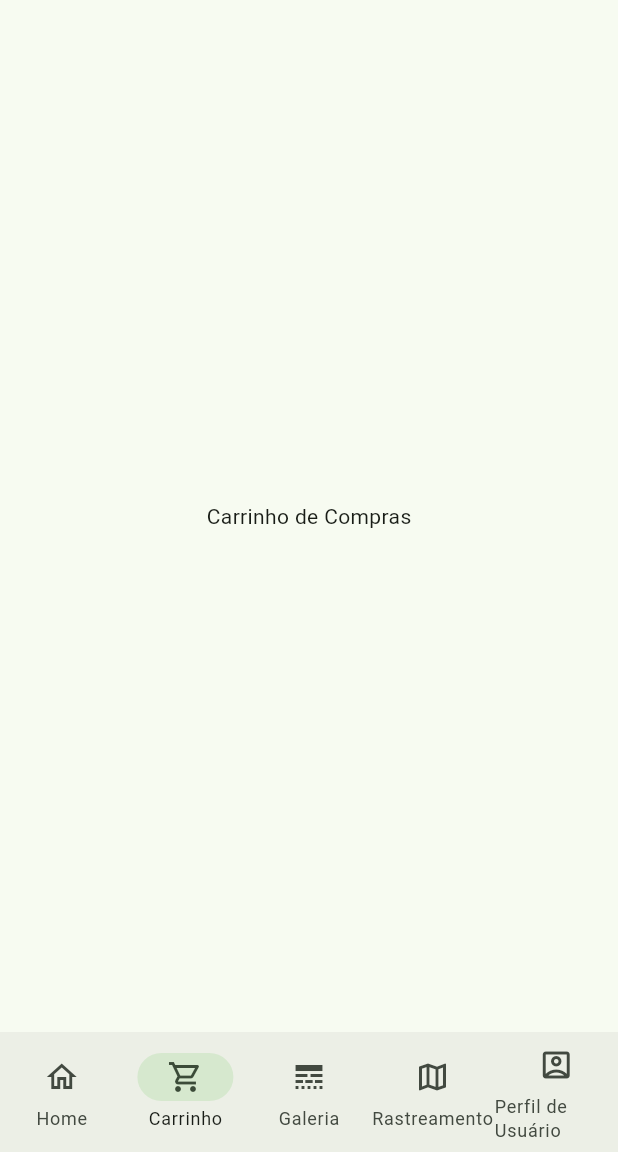
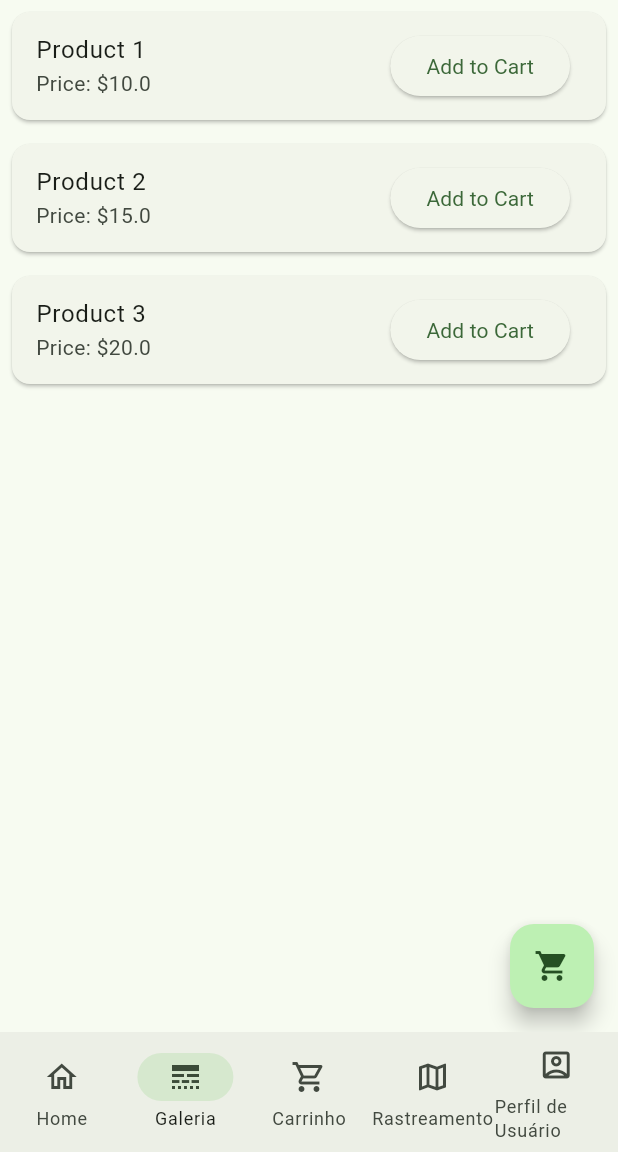
Before and after one commit to movingGreen/aula_Flutter, a Flutter app: the MainPage screen opened by its route, item 2 of the bottom bar chosen, on a phone screen of 412 x 824 dp, the part 84-1236 px from its top. Run offline on Flutter 3.47's test engine with Material 3 defaults, Android fonts, the phone set to English and light mode, and no system bars; our stand-ins replace cloud_firestore, firebase_auth, firebase_core, flutter_map, geolocator, latlong2; accounts and stored records are empty.

Commit message:
montando carrinho

```diff
--- /dev/null
+++ b/lib/pages/galeria/galeria_page.dart
@@ -0,0 +1,104 @@
+import 'package:flutter/material.dart';
+
+class Product {
+  final String name;
+  final double price;
+
+  Product({required this.name, required this.price});
+}
+
+class GaleriaPage extends StatefulWidget {
+  const GaleriaPage({Key? key}) : super(key: key);
+
+  @override
+  _GaleriaPageState createState() => _GaleriaPageState();
+}
+
+class _GaleriaPageState extends State<GaleriaPage> {
+  List<Product> _cartItems = [];
+
+  List<Product> _products = [
+    Product(name: 'Product 1', price: 10.0),
+    Product(name: 'Product 2', price: 15.0),
+    Product(name: 'Product 3', price: 20.0),
+    // Add more products as needed
+  ];
+
+  @override
+  Widget build(BuildContext context) {
+    return Scaffold(
+      body: ListView.builder(
+        itemCount: _products.length,
+        itemBuilder: (context, index) {
+          Product product = _products[index];
+          return Card(
+            margin: const EdgeInsets.all(8.0),
+            child: ListTile(
+              title: Text(product.name),
+              subtitle: Text('Price: \$${product.price}'),
+              trailing: ElevatedButton(
+                onPressed: () {
+                  _addToCart(product);
+                },
+                child: const Text('Add to Cart'),
+              ),
+            ),
+          );
+        },
+      ),
+      floatingActionButton: FloatingActionButton(
+        onPressed: () {
+          _viewCart();
+        },
+        child: const Icon(Icons.shopping_cart),
+      ),
+    );
+  }
+
+  void _addToCart(Product product) {
+    setState(() {
+      _cartItems.add(product);
+    });
+  }
+
+  void _viewCart() {
+    showDialog(
+      context: context,
+      builder: (BuildContext context) {
+        return AlertDialog(
+          title: const Text('Shopping Cart'),
+          content: _cartItems.isEmpty
+              ? const Text('Your cart is empty.')
+              : Column(
+                  children: _cartItems.map((product) {
+                    return ListTile(
+                      title: Text(product.name),
+                      subtitle: Text('Price: \$${product.price}'),
+                      trailing: IconButton(
+                        icon: const Icon(Icons.remove_shopping_cart),
+                        onPressed: () {
+                          _removeFromCart(product);
+                        },
+                      ),
+                    );
+                  }).toList(),
+                ),
+          actions: [
+            TextButton(
+              onPressed: () {
+                Navigator.of(context).pop();
+              },
+              child: const Text('Close'),
+            ),
+          ],
+        );
+      },
+    );
+  }
+
+  void _removeFromCart(Product product) {
+    setState(() {
+      _cartItems.remove(product);
+    });
+  }
+}
--- a/lib/pages/main/main_page.dart
+++ b/lib/pages/main/main_page.dart
@@ -1,4 +1,5 @@
 import 'package:flutter/material.dart';
+import 'package:prog_app/pages/galeria/galeria_page.dart';
 import 'package:prog_app/pages/home/home_page.dart';
 import 'package:prog_app/pages/rastreamento/rastreamento_page.dart';
 import 'package:prog_app/pages/userprofile/user_profile_page.dart';
@@ -26,22 +27,13 @@ class _MainPageState extends State<MainPage> {
           // child: HomePage(),
           child: Text('home page'),
         ),
+        GaleriaPage(),
         const Center(
           child: Column(
             mainAxisAlignment: MainAxisAlignment.center,
             children: [
               Text('Carrinho de Compras'),
             ],
-          ),
-        ),
-        Center(
-          child: Container(
-            child: const Column(
-              mainAxisAlignment: MainAxisAlignment.center,
-              children: [
-                Text('Galeria de Produtos'),
-              ],
-            ),
           ),
         ),
         const Center(
@@ -64,12 +56,12 @@ class _MainPageState extends State<MainPage> {
               label: 'Home',
             ),
             NavigationDestination(
+              icon: Icon(Icons.line_style_outlined),
+              label: 'Galeria',
+            ),
+            NavigationDestination(
               icon: Icon(Icons.shopping_cart_outlined),
               label: 'Carrinho',
-            ),
-            NavigationDestination(
-              icon: Icon(Icons.line_style_outlined),
-              label: 'Galeria',
             ),
             NavigationDestination(
               icon: Icon(Icons.map_outlined),
--- a/lib/pages/rastreamento/rastreamento_page.dart
+++ b/lib/pages/rastreamento/rastreamento_page.dart
@@ -5,7 +5,7 @@ import 'package:latlong2/latlong.dart';
 import 'package:prog_app/pages/rastreamento/marker_generator.dart';
 import 'package:prog_app/services/users/users_services.dart';
 import 'package:provider/provider.dart';
-import '../../services/geolocation/calculate_destination_point.dart';
+import '../../services/geolocation/map_methods.dart';
 
 class RastreamentoPage extends StatefulWidget {
   const RastreamentoPage({super.key});
@@ -44,7 +44,7 @@ class _RastreamentoPageState extends State<RastreamentoPage> {
           LatLng _userLocation =
               LatLng(snapshot.data!.latitude, snapshot.data!.longitude);
 
-          _markers = MarkerGenerator.generateMarkers(_userLocation, 4);
+          _markers = MarkerGenerator.generateMarkers(_userLocation, 4, context);
 
           return Stack(
             children: [
```
Also changed, not shown: lib/models/cart/cart_item.dart (+48 -10 lines), lib/pages/main_page_antigo.dart (renamed from lib/pages/main_page.dart, +1 -17 lines), lib/pages/rastreamento/marker_generator.dart (+25 -4 lines), lib/services/geolocation/map_methods.dart (renamed from lib/services/geolocation/calculate_destination_point.dart, +25 -0 lines).
